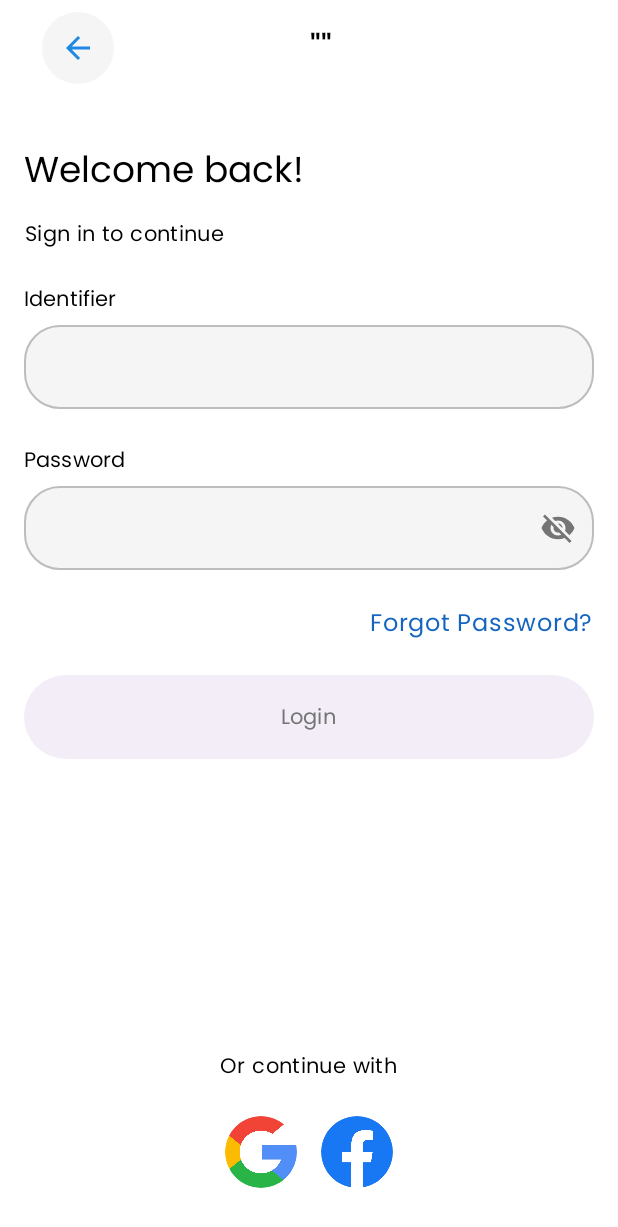
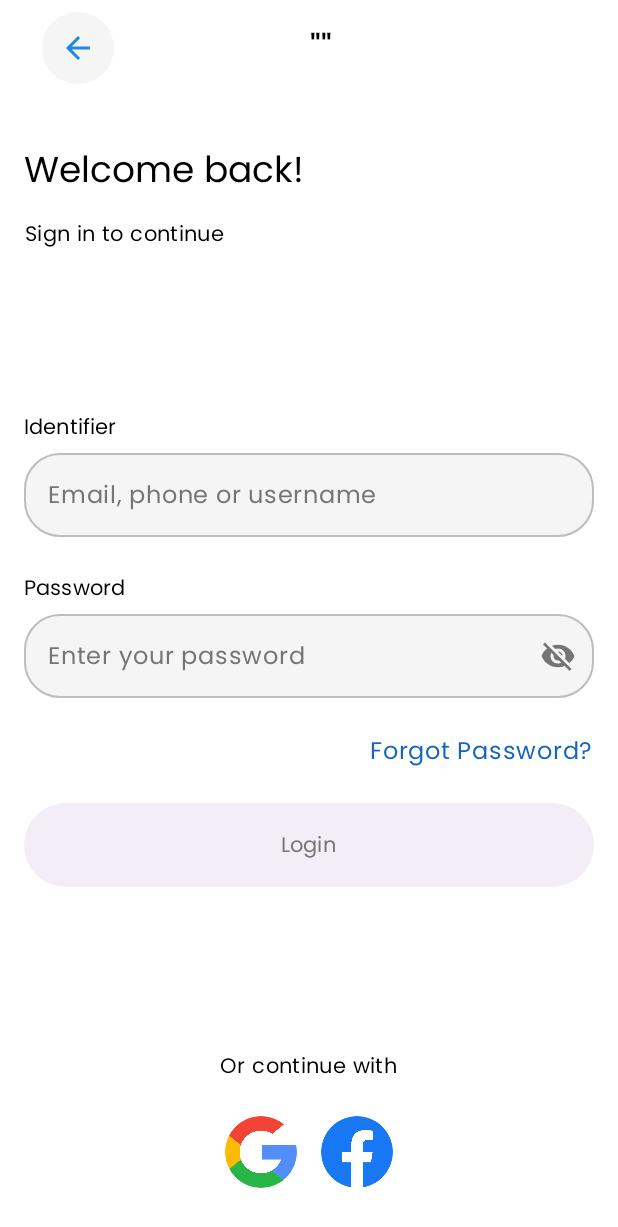
Before and after one commit to amadiyawa/droidkotlin, an Android app built with Jetpack Compose: the SignInScreen screen opened through its navigation route, on a phone screen of 412 x 824 dp. Shown: the top 1227 px of the screen. Run offline under Robolectric (Android 15) with nearby library versions, the phone set to English and light mode, and no system bars; our stand-ins replace Timber, accompanist, window size class; libraries missing offline, so code that uses them is left out: com.jakewharton.retrofit2; 7 statements that could not run were skipped.

Commit message:
refactor SignInScreen and TextField: add placeholder support and improve layout spacing

```diff
--- a/feature_auth/src/main/java/com/amadiyawa/feature_auth/presentation/screen/signin/SignInScreen.kt
+++ b/feature_auth/src/main/java/com/amadiyawa/feature_auth/presentation/screen/signin/SignInScreen.kt
@@ -19,11 +19,11 @@ import androidx.compose.material3.MaterialTheme
 import androidx.compose.material3.Scaffold
 import androidx.compose.runtime.Composable
 import androidx.compose.runtime.remember
-import androidx.compose.runtime.rememberCoroutineScope
 import androidx.compose.ui.Alignment
 import androidx.compose.ui.Modifier
 import androidx.compose.ui.focus.FocusRequester
 import androidx.compose.ui.focus.focusRequester
+import androidx.compose.ui.platform.LocalContext
 import androidx.compose.ui.platform.LocalFocusManager
 import androidx.compose.ui.res.stringResource
 import androidx.compose.ui.text.input.ImeAction
@@ -34,10 +34,12 @@ import androidx.compose.ui.text.style.TextAlign
 import androidx.lifecycle.compose.collectAsStateWithLifecycle
 import com.amadiyawa.feature_auth.R
 import com.amadiyawa.feature_auth.presentation.screen.welcome.AuthFooter
+import com.amadiyawa.feature_auth.presentation.state.AuthStatus
 import com.amadiyawa.feature_base.common.res.Dimen
 import com.amadiyawa.feature_base.presentation.compose.composable.AppTextButton
 import com.amadiyawa.feature_base.presentation.compose.composable.DefaultTextField
 import com.amadiyawa.feature_base.presentation.compose.composable.FilledButton
+import com.amadiyawa.feature_base.presentation.compose.composable.LoadingAnimation
 import com.amadiyawa.feature_base.presentation.compose.composable.TextBodyMedium
 import com.amadiyawa.feature_base.presentation.compose.composable.TextFieldConfig
 import com.amadiyawa.feature_base.presentation.compose.composable.TextFieldText
@@ -46,10 +48,6 @@ import com.amadiyawa.feature_base.presentation.compose.composable.Toolbar
 import com.amadiyawa.feature_base.presentation.compose.composable.TrailingIconConfig
 import com.amadiyawa.feature_base.presentation.theme.dimension
 import org.koin.androidx.compose.koinViewModel
-import androidx.compose.runtime.getValue
-import androidx.compose.ui.platform.LocalContext
-import com.amadiyawa.feature_auth.presentation.state.AuthStatus
-import com.amadiyawa.feature_base.presentation.compose.composable.LoadingAnimation
 
 @Composable
 internal fun SignInScreen(
@@ -163,10 +161,13 @@ private fun SignInContent(
     ) {
         SignInHeader()
 
+        Spacer(modifier = Modifier.weight(1f))
+
         DefaultTextField(
             text = TextFieldText(
                 value = form.value.identifier.value,
                 label = stringResource(R.string.identifier),
+                placeholder = stringResource(R.string.identifier_placeholder),
                 errorMessage = if (!form.value.identifier.validation.isValid) form.value.identifier.validation.errorMessage else null,
             ),
             onValueChange = { viewModel.onIdentifierChanged(it) },
@@ -189,6 +190,7 @@ private fun SignInContent(
             text = TextFieldText(
                 label = stringResource(R.string.password),
                 value = form.value.password.value,
+                placeholder = stringResource(R.string.password_placeholder),
                 errorMessage = if (!form.value.password.validation.isValid) form.value.password.validation.errorMessage else null,
             ),
             onValueChange = { viewModel.onPasswordChanged(it) },
--- a/feature_base/src/main/java/com/amadiyawa/feature_base/presentation/compose/composable/TextField.kt
+++ b/feature_base/src/main/java/com/amadiyawa/feature_base/presentation/compose/composable/TextField.kt
@@ -25,6 +25,7 @@ import com.amadiyawa.feature_base.common.res.Dimen
 data class TextFieldText(
     val value: String,
     val label: String,
+    val placeholder: String = "",
     val errorMessage: String? = null
 )
 
@@ -67,6 +68,7 @@ fun DefaultTextField(
                 )
             },
             value = text.value,
+            placeholder = { Text(text.placeholder) },
             onValueChange = onValueChange,
             keyboardOptions = config.keyboardOptions,
             keyboardActions = config.keyboardActions,
```
